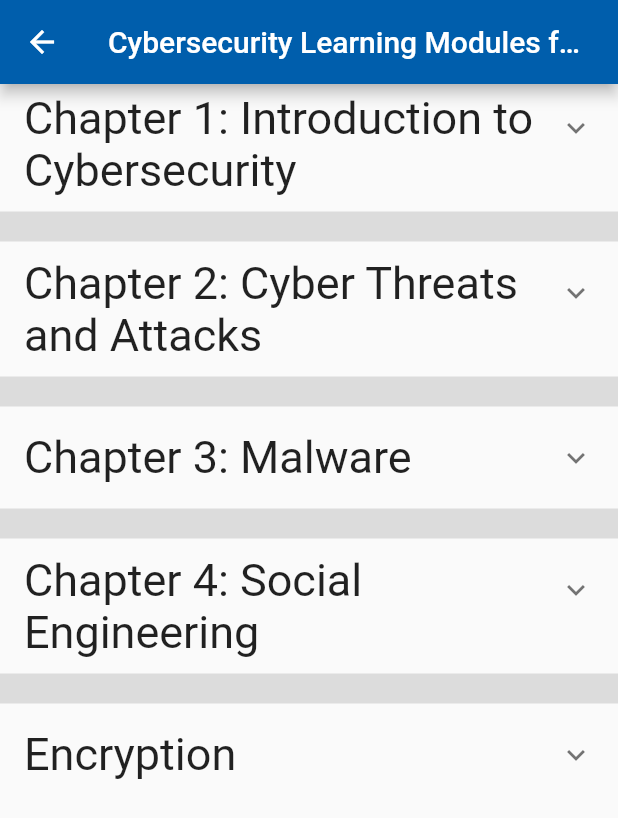
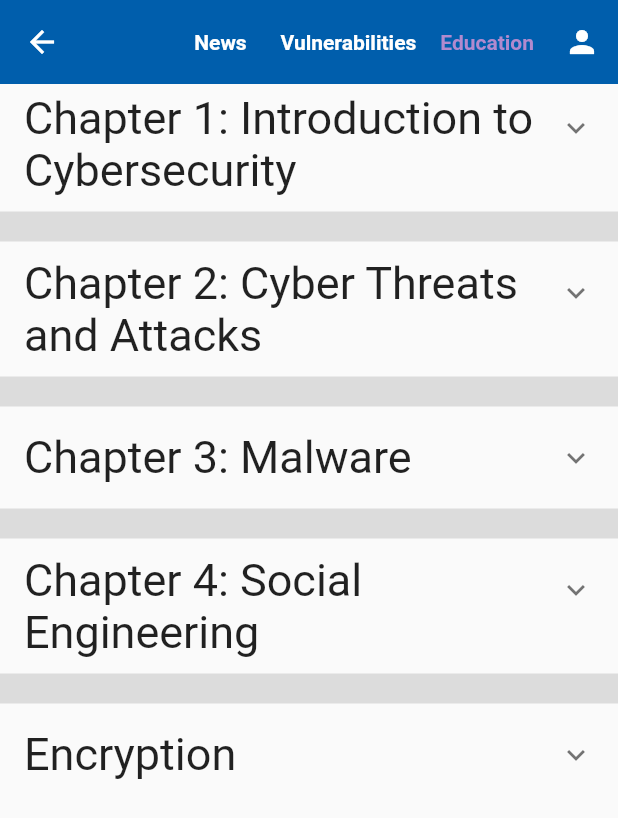
Before and after one commit to lukasp71/Senior-Project, a Flutter app: the ModulePage screen opened directly, on a phone screen of 412 x 824 dp. Shown: the top 818 px of the screen. Run offline on Flutter 3.47's test engine with Material 2 defaults, Android fonts, the phone set to English and light mode, and no system bars; our stand-ins replace cloud_firestore, firebase_auth, firebase_core, get, google_fonts; accounts and stored records are empty; network calls fail; statements that could not run were skipped.

Commit message:
changed app bar stuff

```diff
--- a/senior_project/lib/database/screens/wrapper.dart
+++ b/senior_project/lib/database/screens/wrapper.dart
@@ -1,4 +1,3 @@
-import "package:firebase_auth/firebase_auth.dart";
 import "package:flutter/material.dart";
 import "package:provider/provider.dart";
 import 'package:senior_project/database/screens/authenticate/authenticate.dart';
--- a/senior_project/lib/education_section/screens/business_module_overview.dart
+++ b/senior_project/lib/education_section/screens/business_module_overview.dart
@@ -9,10 +9,10 @@
 import 'package:senior_project/education_section/business_modules/firewall_module/intrusion.dart';
 import 'package:senior_project/education_section/business_modules/firewall_module/vpn.dart';
 import 'package:senior_project/education_section/business_modules/mobile_modules/persmissions.dart';
+import 'package:senior_project/news_section/widgets/appBar.dart';
 
-void main() => runApp(MaterialApp(
-      home: BusinessModulePage(),
-    ));
+void main() => runApp(
+    MaterialApp(home: BusinessModulePage(), debugShowCheckedModeBanner: false));
 
 class BusinessModulePage extends StatefulWidget {
   @override
@@ -71,9 +71,7 @@
   @override
   Widget build(BuildContext context) {
     return Scaffold(
-      appBar: AppBar(
-        title: Text('Cybersecurity Modules'),
-      ),
+      appBar: SectionAppBar(currentSection: 'Education'),
       body: ListView.separated(
         itemCount: modules.keys.length,
         separatorBuilder: (context, index) => Divider(),
--- a/senior_project/lib/education_section/screens/education_home_page.dart
+++ b/senior_project/lib/education_section/screens/education_home_page.dart
@@ -1,6 +1,7 @@
 import 'package:flutter/material.dart';
 import 'package:senior_project/education_section/screens/business_module_overview.dart';
 import 'package:senior_project/education_section/screens/education_module_overview.dart';
+import 'package:senior_project/news_section/widgets/appBar.dart';
 
 void main() => runApp(EducationHomePage());
 
@@ -8,12 +9,12 @@
   @override
   Widget build(BuildContext context) {
     return MaterialApp(
-      title: 'Cybersecurity Homepage',
-      theme: ThemeData(
-        primarySwatch: Colors.blue,
-      ),
-      home: MyHomePage(),
-    );
+        title: 'Cybersecurity Homepage',
+        theme: ThemeData(
+          primarySwatch: Colors.blue,
+        ),
+        home: MyHomePage(),
+        debugShowCheckedModeBanner: false);
   }
 }
 
@@ -21,6 +22,7 @@
   @override
   Widget build(BuildContext context) {
     return Scaffold(
+      appBar: SectionAppBar(currentSection: 'Education'),
       backgroundColor: Colors.purple[100], // You can adjust this color
       body: Stack(
         children: [
--- a/senior_project/lib/education_section/screens/education_module_overview.dart
+++ b/senior_project/lib/education_section/screens/education_module_overview.dart
@@ -17,9 +17,11 @@
 import 'package:senior_project/education_section/user_education_quizzes/intro_module_quiz.dart';
 import 'package:senior_project/education_section/user_education_quizzes/malware_module_quiz.dart';
 import 'package:senior_project/education_section/user_education_quizzes/threat_attack_module_quiz.dart';
+import 'package:senior_project/news_section/widgets/appBar.dart';
 
 void main() => runApp(MaterialApp(
       home: ModulePage(),
+      debugShowCheckedModeBanner: false,
     ));
 
 class ModulePage extends StatefulWidget {
@@ -59,11 +61,14 @@
 
   final Map<String, Widget Function()> sectionPages = {
     'Section 1.1: Intro to Cybersecurity': () => IntroToCybersecurityPage(),
-    'Section 1.2: Definition and Importance': () => DefinitionAndImportancePage(),
+    'Section 1.2: Definition and Importance': () =>
+        DefinitionAndImportancePage(),
     'Section 1.3: Key Concepts': () => KeyConceptsPage(),
-    'Section 1.4: History and Evolution of Cyber Threats': () => HistoricalContextPage(),
+    'Section 1.4: History and Evolution of Cyber Threats': () =>
+        HistoricalContextPage(),
     'Section 1.5: Career Opportunities': () => CareersInCybersecurityPage(),
-    'Section 2.1: Intro to Threats and Attacks': () => IntroToThreatsAndAttacksPage(),
+    'Section 2.1: Intro to Threats and Attacks': () =>
+        IntroToThreatsAndAttacksPage(),
     'Section 2.2: Common Threats': () => CommonCyberThreatsPage(),
     'Section 2.3: Attack Methodology': () => AttackMethodologyPage(),
     'Section 2.4: Incident Response': () => IncidentResponseRecoveryPage(),
@@ -72,7 +77,8 @@
     'Section 3.2: Types of Malware': () => DefinitionAndTypesOfMalwarePage(),
     'Section 3.3: How Malware Spreads': () => HowMalwareSpreadsPage(),
     'Section 3.4: The Impact of Malware': () => ImpactOfMalwarePage(),
-    'Section 3.5: Prevention and Remediation': () => PreventionAndRemediationPage(),
+    'Section 3.5: Prevention and Remediation': () =>
+        PreventionAndRemediationPage(),
     'Quiz 1': () => IntroQuizPage(),
     'Quiz 2': () => MalwareQuizPage(),
     'Quiz 3': () => ThreatAttackQuizPage()
@@ -93,14 +99,11 @@
   @override
   Widget build(BuildContext context) {
     return Scaffold(
-      appBar: AppBar(
-        centerTitle: true,
-        title:  Text('Cybersecurity Learning Modules for Everyday Users'),
-        backgroundColor: const Color.fromARGB(255, 0, 94, 172),
-      ),
+      appBar: SectionAppBar(currentSection: 'Education'),
       body: ListView.separated(
         itemCount: modules.keys.length,
-        separatorBuilder: (context, index) => const Divider(thickness: 20, height: 30),
+        separatorBuilder: (context, index) =>
+            const Divider(thickness: 20, height: 30),
         itemBuilder: (context, index) {
           final moduleTitle = modules.keys.elementAt(index);
           return ExpansionTile(
--- a/senior_project/lib/education_section/user_education_modules/intro_module/intro_module_start.dart
+++ b/senior_project/lib/education_section/user_education_modules/intro_module/intro_module_start.dart
@@ -1,8 +1,7 @@
 import 'package:flutter/material.dart';
 import 'package:senior_project/education_section/user_education_modules/intro_module/def_importance_page.dart';
-import 'package:senior_project/education_section/layouts/educational_module_page.dart';
 
-const String moduleTitle ='Section 1.1: Introduction to Cybersecurity';
+const String moduleTitle = 'Section 1.1: Introduction to Cybersecurity';
 const String introText = '''
     Learn the basics of cybersecurity. Cybersecurity is crucial for safeguarding the integrity,
     confidentiality, and availability of information in the digital world. It encompasses measures
--- a/senior_project/lib/news_section/screens/get_started.dart
+++ b/senior_project/lib/news_section/screens/get_started.dart
@@ -1,9 +1,5 @@
-import 'package:firebase_core/firebase_core.dart';
 import 'package:flutter/material.dart';
-import 'package:senior_project/database/firebase_options.dart';
 import 'package:senior_project/database/screens/authenticate/authenticate.dart';
-import 'package:senior_project/database/screens/authenticate/sign_in.dart';
-import 'package:senior_project/database/screens/authenticate/register.dart';
 
 class WelcomePage extends StatelessWidget {
   const WelcomePage({Key? key, required}) : super(key: key);
--- /dev/null
+++ b/senior_project/lib/news_section/widgets/appBar.dart
@@ -0,0 +1,88 @@
+import 'package:flutter/material.dart';
+import 'package:senior_project/database/services/auth.dart';
+import 'package:senior_project/education_section/screens/education_home_page.dart';
+import 'package:senior_project/news_section/screens/home_page.dart';
+import 'package:senior_project/vulnerability_section/vulnerability_page.dart';
+
+class SectionAppBar extends StatelessWidget implements PreferredSizeWidget {
+  final AuthService _authService = AuthService();
+  @override
+  final Size preferredSize;
+  final String currentSection;
+
+  SectionAppBar({
+    Key? key,
+    required this.currentSection,
+  })  : preferredSize = const Size.fromHeight(kToolbarHeight),
+        super(key: key);
+
+  @override
+  Widget build(BuildContext context) {
+    return AppBar(
+      backgroundColor: const Color.fromARGB(255, 0, 94, 172), // Dark blue color
+      elevation: 0,
+      title: Text(
+        'Threat Awareness Hub',
+        style:
+            const TextStyle(color: Colors.white, fontWeight: FontWeight.bold),
+      ),
+      actions: <Widget>[
+        _buildSectionButton(context, 'News', currentSection == 'News'),
+        _buildSectionButton(
+            context, 'Vulnerabilities', currentSection == 'Vulnerabilities'),
+        _buildSectionButton(
+            context, 'Education', currentSection == 'Education'),
+        PopupMenuButton<String>(
+          onSelected: (String result) {
+            // Handle the selection
+          },
+          itemBuilder: (BuildContext context) => <PopupMenuEntry<String>>[
+            const PopupMenuItem<String>(
+              value: 'Profile',
+              child: Text('Profile'),
+            ),
+            const PopupMenuItem<String>(
+              value: 'SignOut',
+              child: Text('Sign Out'),
+            ),
+          ],
+          icon: Icon(Icons.person, color: Colors.white), // User profile icon
+        ),
+      ],
+    );
+  }
+
+  Widget _buildSectionButton(
+      BuildContext context, String title, bool isSelected) {
+    return TextButton(
+      onPressed: () {
+        if (title == 'News' && currentSection != 'News') {
+          Navigator.push(
+            context,
+            MaterialPageRoute(builder: (context) => HomePage()),
+          );
+        } else if (title == 'Vulnerabilities' &&
+            currentSection != 'Vulnerabilities') {
+          Navigator.push(
+            context,
+            MaterialPageRoute(builder: (context) => VulnerabilityPage()),
+          );
+        } else if (title == 'Education' && currentSection != 'Education') {
+          Navigator.push(
+            context,
+            MaterialPageRoute(builder: (context) => EducationHomePage()),
+          );
+        } else {
+          _authService.signOut();
+        }
+      },
+      child: Text(
+        title,
+        style: TextStyle(
+          color: isSelected ? Color.fromARGB(255, 177, 138, 206) : Colors.white,
+          fontWeight: FontWeight.bold,
+        ),
+      ),
+    );
+  }
+}
--- a/senior_project/lib/news_section/widgets/side_drawer.dart
+++ b/senior_project/lib/news_section/widgets/side_drawer.dart
@@ -1,8 +1,4 @@
-import 'package:cloud_firestore/cloud_firestore.dart';
-import 'package:firebase_auth/firebase_auth.dart';
 import 'package:flutter/material.dart';
-import 'package:get/get.dart';
-import 'package:provider/provider.dart';
 import 'package:senior_project/database/models/user.dart';
 import 'package:senior_project/database/services/auth.dart';
 import 'package:senior_project/database/services/databse.dart';
@@ -11,7 +7,6 @@
 import 'package:senior_project/news_section/screens/home_page.dart';
 import 'package:senior_project/news_section/widgets/user_profile_page.dart';
 import 'package:senior_project/vulnerability_section/vulnerability_page.dart';
-import 'package:senior_project/database/models/userinfo.dart';
 
 Drawer sideDrawer(BuildContext context, NewsController newsController) {
   final AuthService _authService = AuthService(); // Initialize your AuthService
--- a/senior_project/lib/news_section/widgets/user_profile_page.dart
+++ b/senior_project/lib/news_section/widgets/user_profile_page.dart
@@ -1,6 +1,5 @@
 import 'package:flutter/material.dart';
 import 'package:senior_project/database/models/user.dart';
-import 'package:senior_project/database/services/auth.dart';
 import 'package:senior_project/database/services/databse.dart';
 
 class UserProfilePage extends StatefulWidget {
```
Also changed, not shown: senior_project/lib/main.dart (+4 -4 lines), senior_project/lib/news_section/screens/home_page.dart (+4 -13 lines), senior_project/lib/news_section/widgets/custom_appBar.dart (deleted, +0 -39 lines), senior_project/lib/vulnerability_section/vulnerability_page.dart (+109 -42 lines).
